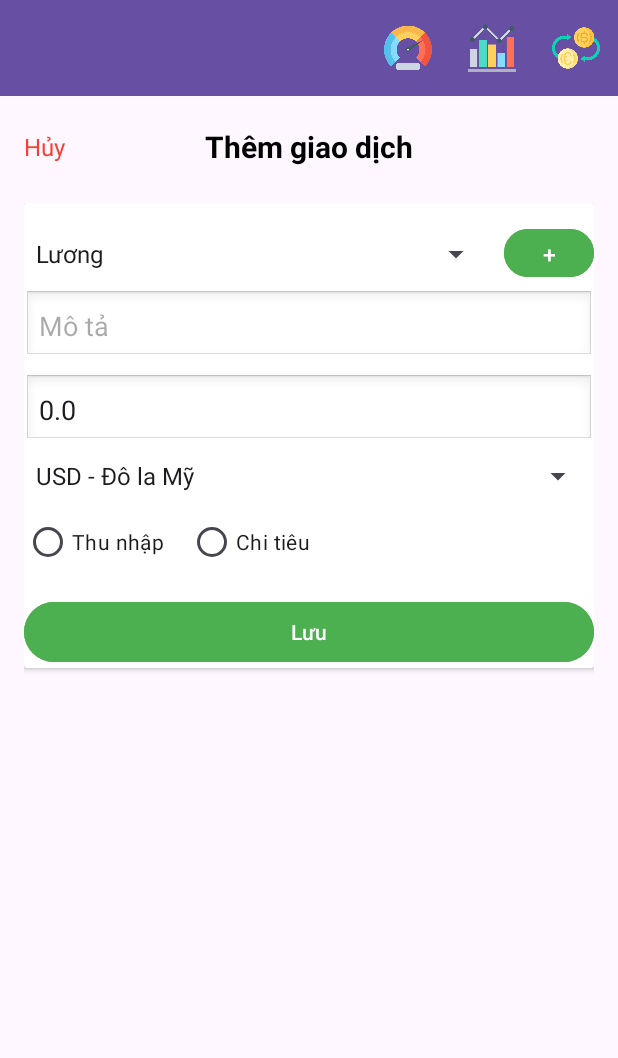
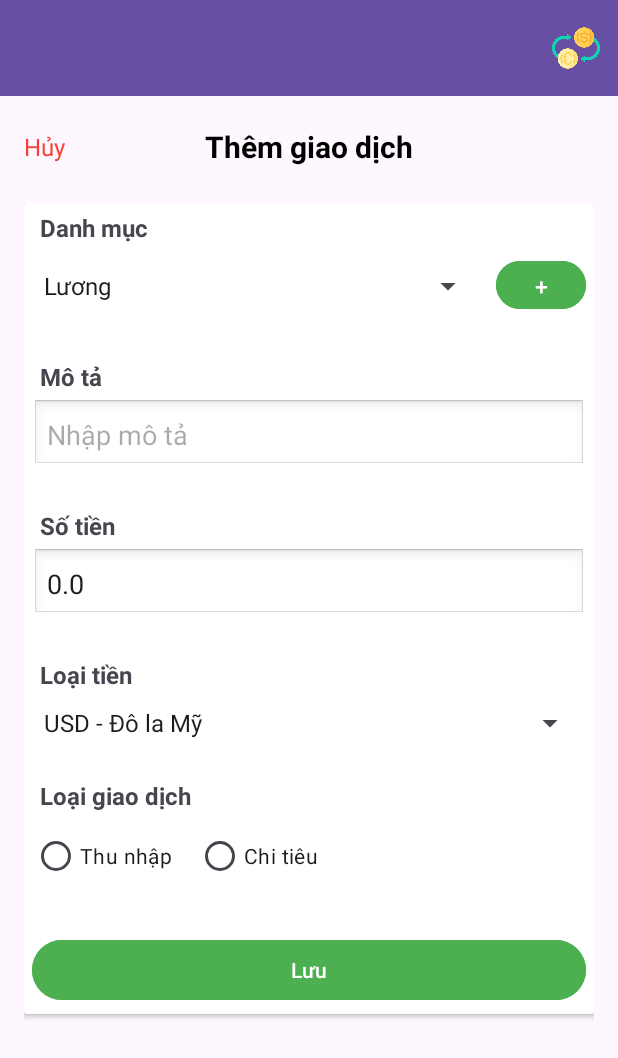
Before and after one commit to HaiBanh0105/GKmobile, an Android app: the Add_expense screen opened directly, with no data from a screen before it, on a phone screen of 412 x 824 dp. Shown: the top 1058 px of the screen. Run offline under Robolectric (Android 15) with nearby library versions, the light colour scheme and no system bars; our stand-ins replace Room's generated code, data binding.

Commit message:
update frontend

```diff
--- /dev/null
+++ b/app/src/main/res/drawable/cell_border.xml
@@ -0,0 +1,5 @@
+<?xml version="1.0" encoding="utf-8"?>
+<shape xmlns:android="http://schemas.android.com/apk/res/android">
+    <solid android:color="@android:color/transparent"/>
+    <stroke android:width="1dp" android:color="#CCCCCC"/>
+</shape>
--- a/app/src/main/res/layout/add_expense.xml
+++ b/app/src/main/res/layout/add_expense.xml
@@ -16,7 +16,7 @@
             android:layout_height="match_parent"
             android:orientation="vertical">
 
-            <include layout="@layout/include_toolbar" />
+            <include layout="@layout/include_toolbar_top" />
 
             <FrameLayout
                 android:layout_width="match_parent"
@@ -56,8 +56,6 @@
                 android:orientation="vertical"
                 android:padding="16dp">
 
-
-
                 <androidx.cardview.widget.CardView
                     android:layout_width="match_parent"
                     android:layout_height="wrap_content"
@@ -65,25 +63,33 @@
                     android:elevation="4dp"
                     android:padding="16dp">
 
-
                     <LinearLayout
                         android:layout_width="match_parent"
                         android:layout_height="wrap_content"
-                        android:orientation="vertical">
+                        android:orientation="vertical"
+                        android:padding="5dp">
 
+                        <!-- Mục: Danh mục -->
+                        <TextView
+                            android:layout_width="match_parent"
+                            android:layout_height="wrap_content"
+                            android:text="Danh mục"
+                            android:textStyle="bold"
+                            android:layout_marginLeft="5dp"
+                            android:textSize="16dp"
+                            android:layout_marginBottom="4dp"/>
 
                         <LinearLayout
                             android:layout_width="match_parent"
                             android:layout_height="wrap_content"
                             android:orientation="horizontal"
-                            android:layout_marginTop="10dp">
+                            android:layout_marginBottom="25dp">
 
                             <Spinner
                                 android:id="@+id/category"
                                 android:layout_width="0dp"
                                 android:layout_weight="1"
-                                android:layout_height="wrap_content"
-                                />
+                                android:layout_height="wrap_content" />
 
                             <Button
                                 android:id="@+id/btnManageCategory"
@@ -93,45 +99,83 @@
                                 android:textSize="15dp"
                                 android:layout_marginStart="8dp"
                                 android:backgroundTint="#4CAF50"/>
+                        </LinearLayout>
 
-                        </LinearLayout>
+                        <!-- Mục: Mô tả -->
+                        <TextView
+                            android:layout_width="match_parent"
+                            android:layout_height="wrap_content"
+                            android:text="Mô tả"
+                            android:textStyle="bold"
+                            android:layout_marginLeft="5dp"
+                            android:textSize="16dp"
+                            android:layout_marginBottom="4dp"/>
 
                         <EditText
                             android:id="@+id/addTitle"
                             android:layout_width="match_parent"
                             android:layout_height="wrap_content"
-                            android:hint="Mô tả"
+                            android:hint="Nhập mô tả"
                             android:inputType="text"
                             android:text="@={expenseViewModel.title}"
                             android:background="@android:drawable/edit_text"
                             android:padding="10dp"
-                            android:paddingBottom="20dp"/>
+                            android:layout_marginBottom="25dp"/>
+
+                        <!-- Mục: Số tiền -->
+                        <TextView
+                            android:layout_width="match_parent"
+                            android:layout_height="wrap_content"
+                            android:text="Số tiền"
+                            android:textStyle="bold"
+                            android:layout_marginLeft="5dp"
+                            android:textSize="16dp"
+                            android:layout_marginBottom="4dp"/>
 
                         <EditText
                             android:id="@+id/addAmount"
                             android:layout_width="match_parent"
                             android:layout_height="wrap_content"
-                            android:hint="Số tiền"
+                            android:hint="Nhập số tiền"
                             android:inputType="numberDecimal"
                             android:text="@={expenseViewModel.amount}"
                             android:background="@android:drawable/edit_text"
                             android:padding="10dp"
-                            android:layout_marginTop="8dp" />
+                            android:layout_marginBottom="25dp"/>
+
+                        <!-- Mục: Loại tiền -->
+                        <TextView
+                            android:layout_width="match_parent"
+                            android:layout_height="wrap_content"
+                            android:text="Loại tiền"
+                            android:textStyle="bold"
+                            android:layout_marginLeft="5dp"
+                            android:textSize="16dp"
+                            android:layout_marginBottom="4dp"/>
 
                         <Spinner
                             android:id="@+id/currency"
                             android:layout_width="match_parent"
                             android:layout_height="wrap_content"
-                            android:layout_marginTop="8dp"/>
+                            android:layout_marginTop="5dp"
+                            android:layout_marginBottom="25dp"/>
 
-
+                        <!-- Mục: Loại giao dịch -->
+                        <TextView
+                            android:layout_width="match_parent"
+                            android:layout_height="wrap_content"
+                            android:text="Loại giao dịch"
+                            android:textStyle="bold"
+                            android:layout_marginLeft="5dp"
+                            android:textSize="16dp"
+                            android:layout_marginBottom="5dp"/>
 
                         <RadioGroup
                             android:id="@+id/radioGroupType"
                             android:layout_width="match_parent"
                             android:layout_height="wrap_content"
                             android:orientation="horizontal"
-                            android:layout_marginTop="8dp">
+                            android:layout_marginBottom="16dp">
 
                             <RadioButton
                                 android:id="@+id/radioIncome"
@@ -147,7 +191,7 @@
                                 android:layout_marginStart="16dp" />
                         </RadioGroup>
 
-
+                        <!-- Nút lưu -->
                         <Button
                             android:id="@+id/btnAdd"
                             android:layout_width="match_parent"
@@ -156,12 +200,10 @@
                             android:layout_marginTop="12dp"
                             android:backgroundTint="#4CAF50"
                             android:textColor="#FFFFFF" />
-
                     </LinearLayout>
                 </androidx.cardview.widget.CardView>
+            </LinearLayout>
 
-
-            </LinearLayout>
         </LinearLayout>
     </ScrollView>
 
--- a/app/src/main/res/layout/statistics.xml
+++ b/app/src/main/res/layout/statistics.xml
@@ -6,7 +6,7 @@
     android:layout_height="match_parent">
 
     <!-- Toolbar dùng chung -->
-    <include layout="@layout/include_toolbar" />
+    <include layout="@layout/include_toolbar_top" />
 
     <!-- Nội dung chính -->
     <LinearLayout
--- a/app/src/main/res/menu/menu_dashboard.xml
+++ b/app/src/main/res/menu/menu_dashboard.xml
@@ -1,19 +1,5 @@
 <menu xmlns:android="http://schemas.android.com/apk/res/android"
     xmlns:app="http://schemas.android.com/apk/res-auto">
-
-    <!-- Nút dashboard -->
-    <item
-        android:id="@+id/menu_dashboard"
-        android:title="Dashboard"
-        android:icon="@drawable/dashboard"
-        app:showAsAction="always" />
-
-    <!-- Nút thống kê -->
-    <item
-        android:id="@+id/menu_statistics"
-        android:title="Chi tiết"
-        android:icon="@drawable/chart"
-        app:showAsAction="always" />
 
     <!-- Nút chọn tiền tệ -->
     <item
```
Also changed, not shown: app/src/main/java/com/example/gk/BaseActivity.java (+1 -7 lines), app/src/main/java/com/example/gk/Dashboard.java (+7 -1 lines), app/src/main/java/com/example/gk/Export_report.java (+42 -12 lines), app/src/main/java/com/example/gk/MonthlyReportAdapter.java (deleted, +0 -61 lines), app/src/main/res/layout/dashboard.xml (+24 -47 lines), app/src/main/res/layout/include_toolbar_bottom.xml (added, +65 -0 lines), app/src/main/res/layout/item_expense.xml (+5 -4 lines), app/src/main/res/layout/include_toolbar_top.xml (renamed from app/src/main/res/layout/include_toolbar.xml).
